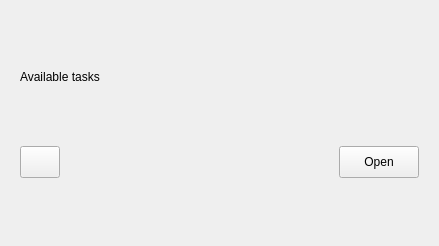
First picture: the form in App/newbackuptaskdialog.ui, repository otsakir/lisa-backup, before the edit.
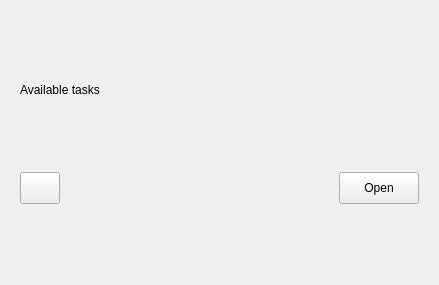
Second picture: the form after the edit. The open tabs and pages were chosen to show the change.

```diff
--- a/App/newbackuptaskdialog.ui
+++ b/App/newbackuptaskdialog.ui
@@ -7,7 +7,7 @@
     <x>0</x>
     <y>0</y>
     <width>439</width>
-    <height>243</height>
+    <height>285</height>
    </rect>
   </property>
   <property name="windowTitle">
```
Left out of the diff: 2 changed lines with no effect on the pictures.
